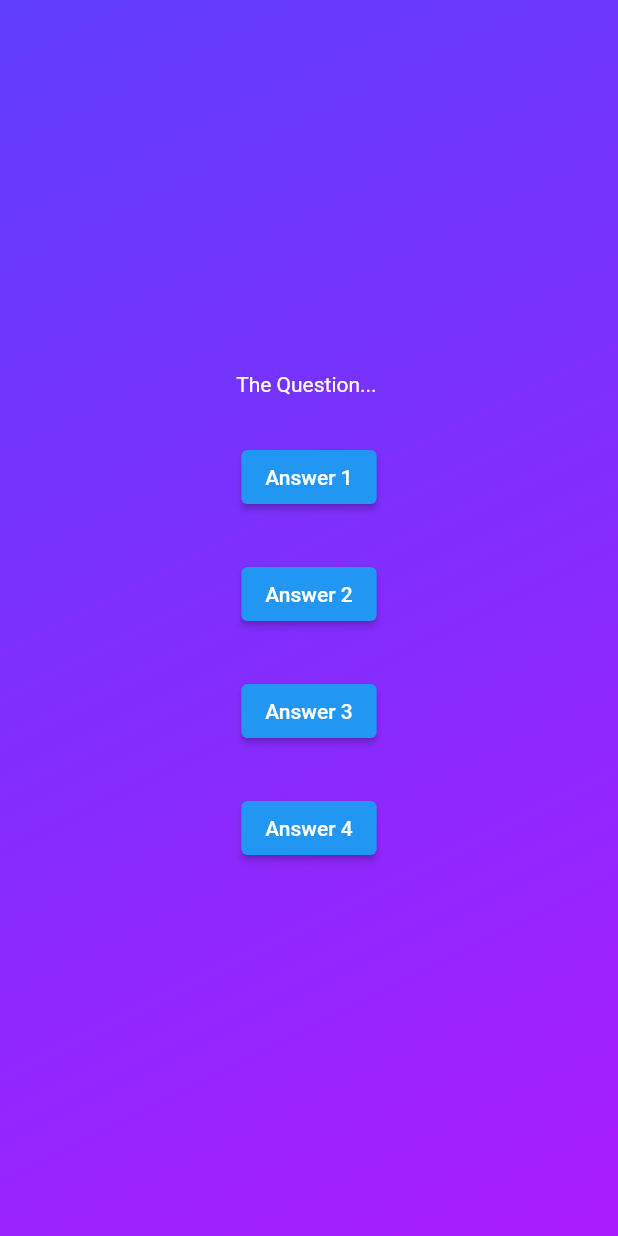
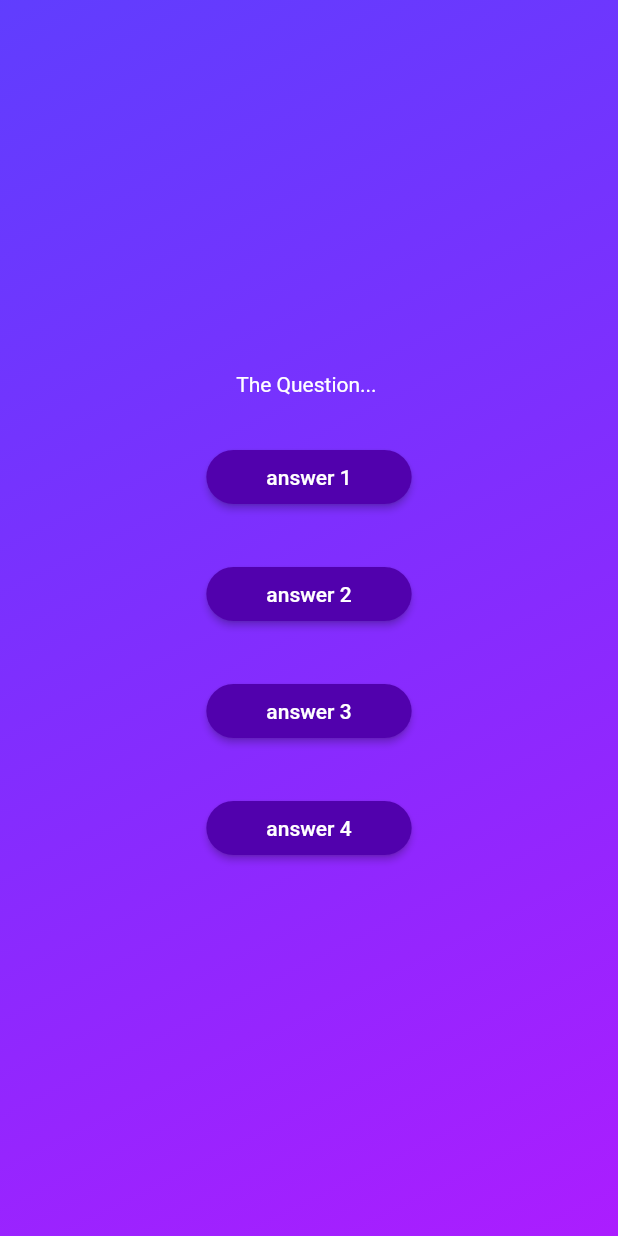
Before and after one commit to Isa-30a/section3_flutter_course, a Flutter app: the screen it shows after launch, after a tap on "Start Quiz", on a phone screen of 412 x 824 dp. Run offline on Flutter 3.47's test engine with Material 2 defaults, Android fonts, the phone set to English and light mode, and no system bars.

Commit message:
change button style

```diff
--- a/lib/question_screen.dart
+++ b/lib/question_screen.dart
@@ -1,4 +1,5 @@
 import 'package:flutter/material.dart';
+import 'package:section3_flutter_course/quiz_button.dart';
 
 class Question extends StatefulWidget {
   const Question({super.key});
@@ -20,25 +21,13 @@ class _QuestionScreenState extends State<Question> {
           style: TextStyle(color: Colors.white),
         ),
         const SizedBox(height: 30),
-        ElevatedButton(
-          onPressed: () {},
-          child: const Text('Answer 1'),
-        ),
+        AnswerButton('answer 1', () {}),
         const SizedBox(height: 30),
-        ElevatedButton(
-          onPressed: () {},
-          child: const Text('Answer 2'),
-        ),
+        AnswerButton('answer 2', () {}),
         const SizedBox(height: 30),
-        ElevatedButton(
-          onPressed: () {},
-          child: const Text('Answer 3'),
-        ),
+        AnswerButton('answer 3', () {}),
         const SizedBox(height: 30),
-        ElevatedButton(
-          onPressed: () {},
-          child: const Text('Answer 4'),
-        ),
+        AnswerButton('answer 4', () {})
       ]),
     );
   }
--- a/lib/quiz_button.dart
+++ b/lib/quiz_button.dart
@@ -9,7 +9,14 @@ class AnswerButton extends StatelessWidget {
   @override
   Widget build(context) {
     return ElevatedButton(
-      style: ElevatedButton.styleFrom(),
+      style: ElevatedButton.styleFrom(
+        padding: const EdgeInsets.symmetric(horizontal: 40, vertical: 10),
+        backgroundColor: const Color.fromARGB(255, 81, 1, 173),
+        foregroundColor: Colors.white,
+        shape: RoundedRectangleBorder(
+          borderRadius: BorderRadius.circular(40),
+        ),
+      ),
       onPressed: () {},
       child: Text(answerText),
     );
```
